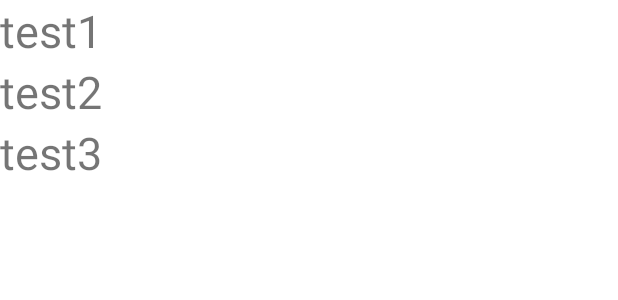
After one commit to CSC207-UofT/course-project-aarves, an Android app: the layout activity_review.xml on its own in the app's theme, with its tools: preview values and no code run, on a phone screen of 412 x 824 dp. The commit adds this screen. Shown: the top 300 px of the screen. Run offline under Robolectric (Android 15) with nearby library versions, the light colour scheme and no system bars.

Commit message:
Added Review UI with hardcoded values

```diff
--- a/app/src/main/res/layout/activity_main_menu.xml
+++ b/app/src/main/res/layout/activity_main_menu.xml
@@ -24,7 +24,8 @@
                 android:id="@+id/reviewsButton"
                 android:layout_width="match_parent"
                 android:layout_height="wrap_content"
-                android:text="Reviews" />
+                android:text="Reviews"
+                android:onClick="viewReviews"/>
 
         <Button
                 android:id="@+id/mapButton"
--- /dev/null
+++ b/app/src/main/res/layout/activity_review.xml
@@ -0,0 +1,33 @@
+<?xml version="1.0" encoding="utf-8"?>
+<LinearLayout xmlns:android="http://schemas.android.com/apk/res/android"
+                                   xmlns:app="http://schemas.android.com/apk/res-auto"
+                                   android:layout_height="wrap_content"
+                                   android:layout_width="wrap_content"
+                                    android:orientation="vertical">
+
+    <TextView
+            android:id="@+id/reviewRating"
+            android:layout_width="match_parent"
+            android:layout_height="wrap_content"
+            android:textSize="30sp"
+            android:text="test1"
+            android:layout_gravity="start"/>
+    <TextView
+            android:id="@+id/reviewUsername"
+            android:layout_width="match_parent"
+            android:layout_height="wrap_content"
+            android:textSize="30sp"
+            android:text="test2"
+            android:layout_gravity="start"/>
+    <TextView
+            android:id="@+id/reviewText"
+            android:layout_width="match_parent"
+            android:layout_height="wrap_content"
+            android:textSize="30sp"
+            android:text="test3"
+            android:layout_gravity="start"
+            android:layout_alignParentBottom="true"/>
+
+
+
+</LinearLayout>
```
Also changed, not shown: app/src/main/java/com/aarves/bluepages/MainMenuActivity.java (+7 -0 lines), app/src/main/java/com/aarves/bluepages/ReviewView.java (added, +29 -0 lines), app/src/main/java/com/aarves/bluepages/ReviewViewAdapter.java (added, +45 -0 lines), app/src/main/res/layout/activity_review_view.xml (added, +7 -0 lines).
